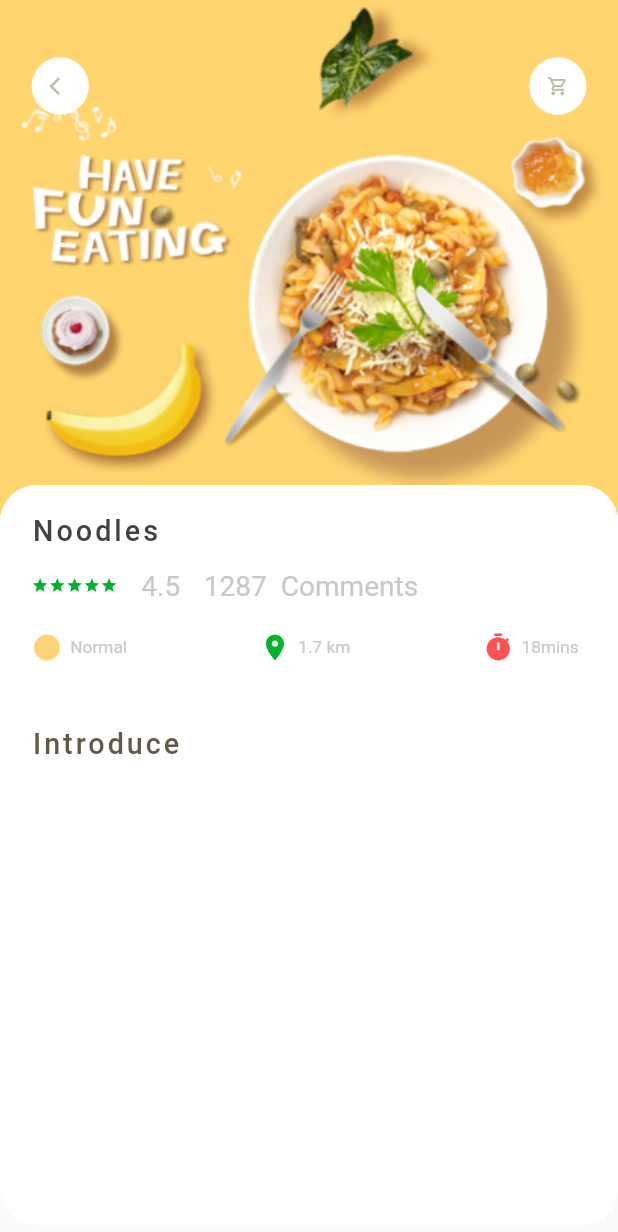
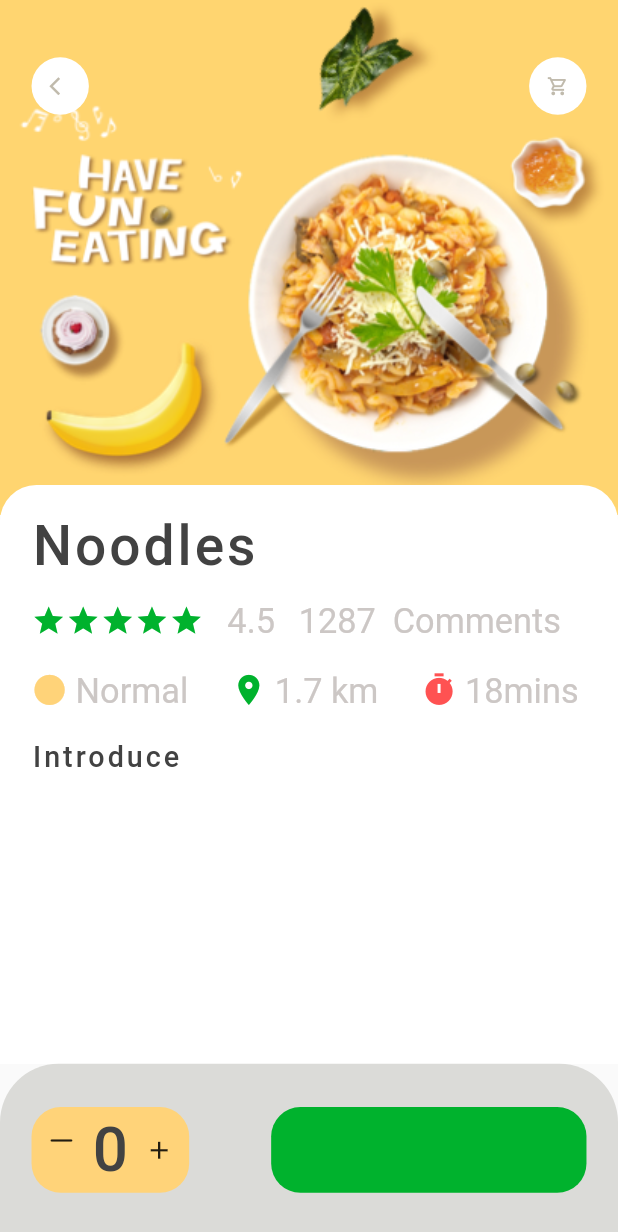
Before and after one commit to DARK-PROGRAMMER-I/Food-Delivery-Application, a Flutter app: the screen it shows after launch, on a phone screen of 412 x 824 dp. Shown: the top 1232 px of the screen. Run offline on Flutter 3.47's test engine with Material 2 defaults, Android fonts, the phone set to English and light mode, and no system bars; our stand-ins replace dots_indicator, get.

Commit message:
Intro-page Almost done

```diff
--- a/lib/pages/home/homePageBody.dart
+++ b/lib/pages/home/homePageBody.dart
@@ -63,7 +63,7 @@ class _HomePageBodyState extends State<HomePageBody> {
           margin: EdgeInsets.only(left: Dimensions.width20),
           child: Row(
             children: [
-              BigText('Popular '),
+              BigText(name: 'Popular '),
               SizedBox(width: Dimensions.width5,),
               Container(
                   margin: EdgeInsets.only(bottom: 2),
@@ -120,7 +120,7 @@ class _HomePageBodyState extends State<HomePageBody> {
                             crossAxisAlignment: CrossAxisAlignment.start,
                             mainAxisAlignment: MainAxisAlignment.spaceBetween,
                             children: [
-                              BigText('Nutrius Fruit Meal for Dinner'),
+                              BigText(name: 'Nutrius Fruit Meal for Dinner'),
                               SizedBox(height: Dimensions.height5,),
                               SmallText('With chines characteristics'),
                               SizedBox(height: Dimensions.height5,),
@@ -210,7 +210,7 @@ class _HomePageBodyState extends State<HomePageBody> {
                   child: Column(
                     crossAxisAlignment: CrossAxisAlignment.start,
                     children: [
-                      BigText('Chinese Food'),
+                      BigText(name: 'Chinese Food'),
                       SizedBox(height: Dimensions.height20,),
                       Row(
                         children: [
--- a/lib/pages/home/homePageFood.dart
+++ b/lib/pages/home/homePageFood.dart
@@ -31,7 +31,7 @@ class _FoodHomePageState extends State<FoodHomePage> {
                     Column(
                       crossAxisAlignment: CrossAxisAlignment.start,
                       children: [
-                        BigText( 'Pakistan', AppColors.mainColor),
+                        BigText( name: 'Pakistan', color: AppColors.mainColor),
 
                         Row(
                           // crossAxisAlignment: CrossAxisAlignment.start,
--- a/lib/pages/popularFood.dart
+++ b/lib/pages/popularFood.dart
@@ -3,6 +3,7 @@ import 'dart:ui';
 import 'package:flutter/material.dart';
 import 'package:food_delivery_app/utils/colors.dart';
 import 'package:food_delivery_app/utils/dimensions.dart';
+import 'package:food_delivery_app/widgets/app_column.dart';
 import 'package:food_delivery_app/widgets/big_text.dart';
 import 'package:food_delivery_app/widgets/icon_and_text.dart';
 import 'package:food_delivery_app/widgets/icons_back.dart';
@@ -68,67 +69,59 @@ class _PopularFoodPageState extends State<PopularFoodPage> {
                   child: Column(
                     crossAxisAlignment: CrossAxisAlignment.start,
                     children: [
-                      Container(
-                          margin: EdgeInsets.only(top: Dimensions.height20),
-                          child: BigText("Noodles")
-                      ),
-                      SizedBox(
-                        height: Dimensions.height15,
-                      ),
-                      Row(
-                        children: [
-                          Wrap(
-                            children: List.generate( 5, (index) =>
-                            Icon(Icons.star, color: AppColors.mainColor, size: Dimensions.height12,)
-                            ),
-                          ),
-                          Wrap(
-                            children: [
-                              SizedBox(width: Dimensions.width15,),
-                              SmallText("4.5", Dimensions.height20, ),
-                              SizedBox(width:  Dimensions.width15,),
-                              SmallText("1287  Comments", Dimensions.height20, ),
-                            ],
-                          ),
-                        ]
-                      ),
-                      SizedBox(height: Dimensions.height20
-                        ,),
-                      Row(
-                        mainAxisAlignment: MainAxisAlignment.spaceBetween,
-                        children: [
-                          IconAndText(
-                            iconSize: Dimensions.icon20,
-                            icon: Icons.circle,
-                            text: 'Normal',
-                            iconColor: AppColors.yellowColor,
-
-                          ),
-                          IconAndText(
-                            iconSize: Dimensions.icon20,
-                            icon: Icons.place,
-                            text: '1.7 km',
-                            iconColor: AppColors.mainColor,
-
-                          ),IconAndText(
-                            iconSize: Dimensions.icon20,
-                            icon: Icons.timer,
-                            text: '18mins',
-                            iconColor: Colors.redAccent,
-
-                          )
-                        ],
-                      ),
-                    SizedBox(height: Dimensions.height45,),
-                      BigText('Introduce', AppColors.textColor)
+                      AppColumn(text: 'Noodles', ),
+                      SizedBox(height: Dimensions.height20,),
+                      BigText(name: 'Introduce'),
                     ],
-                  ),
+                  )
 
                 )
 
             )
 
           ],),
+
+        bottomNavigationBar: Container(
+          height: Dimensions.height120,
+          padding: EdgeInsets.symmetric(horizontal: Dimensions.width20, vertical: Dimensions.height30),
+          decoration: BoxDecoration(
+            color: AppColors.buttonBackgroundColor,
+            borderRadius: BorderRadius.only(
+              topLeft: Radius.circular(Dimensions.radius20 * 2),
+              topRight: Radius.circular(Dimensions.radius20 * 2)
+            )
+          ),
+          child: Row(
+            mainAxisAlignment: MainAxisAlignment.spaceBetween,
+            children: [
+              Container(
+                width: Dimensions.width100,
+                height: Dimensions.height100,
+                decoration: BoxDecoration(
+                  color: AppColors.yellowColor,
+                  borderRadius: BorderRadius.circular(Dimensions.radius20)
+                ),
+                child: Row(
+                  mainAxisAlignment: MainAxisAlignment.spaceEvenly,
+                  children: [
+                    Icon(Icons.maximize_rounded, size: Dimensions.icon20,),
+                    BigText(name: '0', size: Dimensions.height45,),
+                    Icon(Icons.add, size: Dimensions.icon20),
+
+                  ],
+                ),
+              ),
+              Container(
+                width: Dimensions.width200,
+                // height: Dimensions.height100,
+                decoration: BoxDecoration(
+                    color: AppColors.mainColor,
+                    borderRadius: BorderRadius.circular(Dimensions.radius20)
+                ),
+              )
+            ],
+          ),
+        ),
       ),
     );
   }
--- a/lib/utils/colors.dart
+++ b/lib/utils/colors.dart
@@ -9,7 +9,7 @@ class AppColors{
   static final Color iconColor1 = const Color(0xFFffd28d);
   static final Color iconColor2 = const Color(0xFFfcab88);
   static final Color paraColor = const Color(0xFF8f837f);
-  static final Color buttonBackgroundColor= const Color(0xFFf7f6f4);
+  static final Color buttonBackgroundColor= const Color(0xffdbdbd8);
   static final Color signColor = const Color(0xFFa9a29f);
   static final Color titleColor = const Color(0xFF5c524f);
   static final Color mainBlackColor =  Color(0xFF424242);
--- a/lib/utils/dimensions.dart
+++ b/lib/utils/dimensions.dart
@@ -14,10 +14,14 @@ class Dimensions{
   static double height12 = pageHeight /71.8;
   static double height18 = pageHeight /47.8;
   static double height45 = pageHeight /19.1;
+  static double height60 = pageHeight /14.3;
+  static double height65 = pageHeight /13.2;
+  static double height70 = pageHeight /12.3;
   static double height40 = pageHeight /21.55;
   static double height30 = pageHeight /28.6;
   static double height35 = pageHeight /24.6;
   static double height20 = pageHeight /42.2;
+  static double height25 = pageHeight /34.48;
   static double height10 = pageHeight /86;
   static double height100 = pageHeight /8.62;
   static double height120 = pageHeight /7.18;
@@ -30,7 +34,7 @@ class Dimensions{
 
 
 
-
+  static double width160 = pageHeight /5.3;
   static double width10 = pageWidth / 39.2;
   static double width30 = pageWidth / 13;
   static double width35 = pageWidth / 11.2;
--- /dev/null
+++ b/lib/widgets/app_column.dart
@@ -0,0 +1,72 @@
+import 'package:flutter/material.dart';
+import 'package:food_delivery_app/utils/colors.dart';
+import 'package:food_delivery_app/utils/dimensions.dart';
+import 'package:food_delivery_app/widgets/big_text.dart';
+import 'package:food_delivery_app/widgets/icon_and_text.dart';
+import 'package:food_delivery_app/widgets/small_text.dart';
+
+class AppColumn extends StatelessWidget {
+  final String text;
+  const AppColumn({Key? key, required this.text}) : super(key: key);
+
+  @override
+  Widget build(BuildContext context) {
+    return Column(
+      crossAxisAlignment: CrossAxisAlignment.start,
+      children: [
+        Container(
+            margin: EdgeInsets.only(top: Dimensions.height20),
+            child: BigText(name: "$text", size: Dimensions.height40,)
+        ),
+        SizedBox(
+          height: Dimensions.height15,
+        ),
+        Row(
+            children: [
+              Wrap(
+                children: List.generate( 5, (index) =>
+                    Icon(Icons.star, color: AppColors.mainColor, size: Dimensions.icon24,)
+                ),
+              ),
+              Wrap(
+                children: [
+                  SizedBox(width: Dimensions.width15,),
+                  SmallText("4.5", Dimensions.height25, ),
+                  SizedBox(width:  Dimensions.width15,),
+                  SmallText("1287  Comments", Dimensions.height25, ),
+                ],
+              ),
+            ]
+        ),
+        SizedBox(height: Dimensions.height20
+          ,),
+        Row(
+          mainAxisAlignment: MainAxisAlignment.spaceBetween,
+          children: [
+            IconAndText(
+              iconSize: Dimensions.icon24,
+              icon: Icons.circle,
+              text: 'Normal',
+              iconColor: AppColors.yellowColor,
+
+            ),
+            IconAndText(
+              iconSize: Dimensions.icon24,
+              icon: Icons.place,
+              text: '1.7 km',
+              iconColor: AppColors.mainColor,
+
+            ),IconAndText(
+              iconSize: Dimensions.icon24,
+              icon: Icons.timer,
+              text: '18mins',
+              iconColor: Colors.redAccent,
+
+            )
+          ],
+        ),
+
+      ],
+    );
+  }
+}
--- a/lib/widgets/big_text.dart
+++ b/lib/widgets/big_text.dart
@@ -6,7 +6,7 @@ class BigText extends StatelessWidget {
   String name;
   Color color ;
   double size = 0;
-  BigText(this.name , [this.color = const Color(0xFF424242),this.size = 0]);
+  BigText({ required this.name, this.color = const Color(0xFF424242), this.size = 0});
 
   @override
   Widget build(BuildContext context) {
--- a/lib/widgets/icon_and_text.dart
+++ b/lib/widgets/icon_and_text.dart
@@ -22,7 +22,7 @@ class IconAndText extends StatelessWidget {
       children: [
         Icon(icon, color: iconColor, size: ((Dimensions.pageWidth) /(392/iconSize)),),
         SizedBox(width: Dimensions.width5,),
-        SmallText(text, 12),
+        SmallText(text, Dimensions.height25),
         SizedBox(width: Dimensions.width5,),
       ],
     );
```
